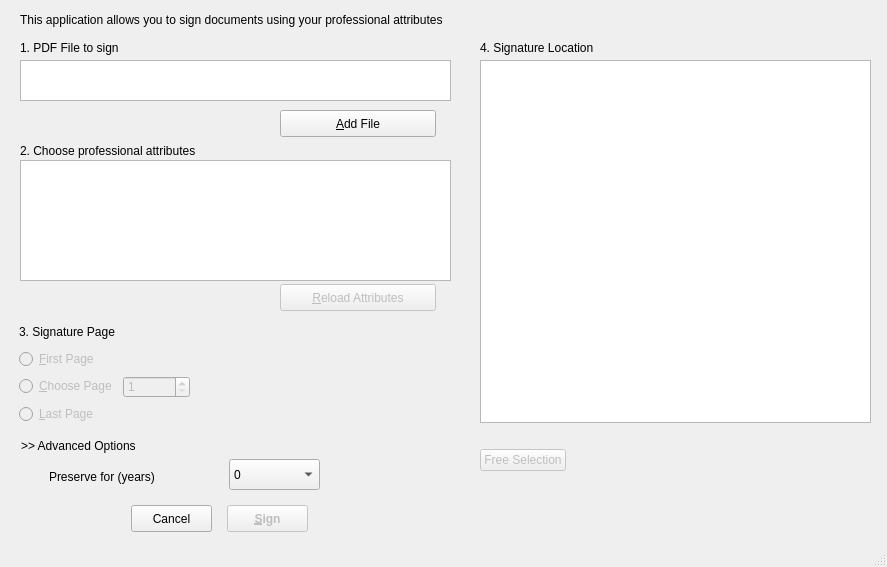
Old version of the form pteid-mw-pt/_src/eidmw/scap-client-v2/scapsignature.ui in the repository amagovpt/autenticacao.gov.
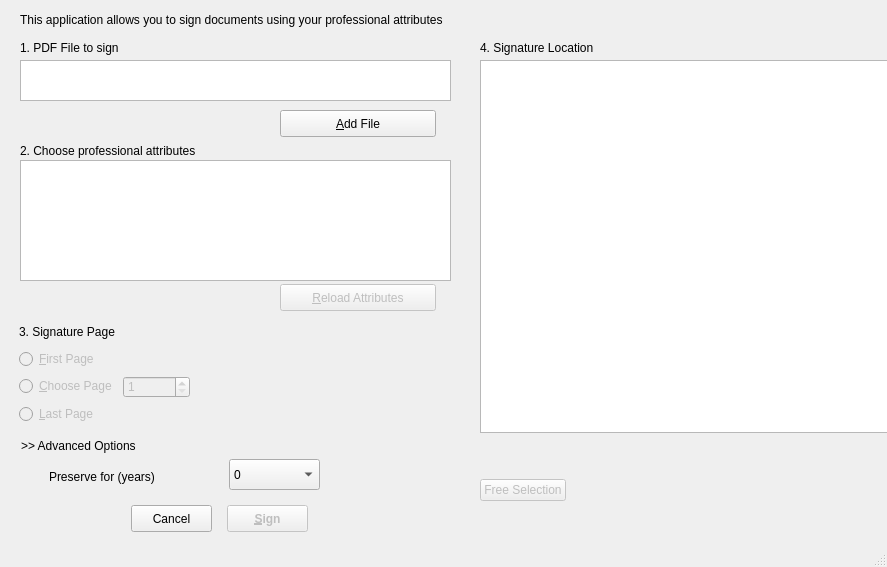
New version of the form. Icons and pictures are not drawn. Custom widgets are drawn as their Qt base class.

Commit message: Fixed Scap Sign PDF label location. Sector and horizontal/vertical labels were in the wrong place

```diff
--- a/pteid-mw-pt/_src/eidmw/scap-client-v2/scapsignature.ui
+++ b/pteid-mw-pt/_src/eidmw/scap-client-v2/scapsignature.ui
@@ -12,7 +12,7 @@
   </property>
   <property name="sizePolicy">
    <sizepolicy hsizetype="Fixed" vsizetype="Fixed">
-    <horstretch>0</horstretch>
+    <horstretch>1</horstretch>
     <verstretch>0</verstretch>
    </sizepolicy>
   </property>
@@ -358,8 +358,8 @@
      <rect>
       <x>480</x>
       <y>60</y>
-      <width>391</width>
-      <height>431</height>
+      <width>467</width>
+      <height>441</height>
      </rect>
     </property>
     <layout class="QVBoxLayout" name="vertical_layout_tab1">
@@ -389,6 +389,22 @@
        </property>
       </widget>
      </item>
+     <item>
+      <widget class="QLabel" name="label_y">
+       <property name="sizePolicy">
+        <sizepolicy hsizetype="Preferred" vsizetype="Maximum">
+         <horstretch>0</horstretch>
+         <verstretch>1</verstretch>
+        </sizepolicy>
+       </property>
+       <property name="text">
+        <string/>
+       </property>
+       <property name="alignment">
+        <set>Qt::AlignLeading</set>
+       </property>
+      </widget>
+     </item>
      <item>
       <widget class="QPushButton" name="pushButton_freeselect">
        <property name="enabled">
@@ -396,7 +412,7 @@
        </property>
        <property name="sizePolicy">
         <sizepolicy hsizetype="Fixed" vsizetype="Fixed">
-         <horstretch>0</horstretch>
+         <horstretch>1</horstretch>
          <verstretch>0</verstretch>
         </sizepolicy>
        </property>
@@ -411,22 +427,6 @@
        </property>
       </widget>
      </item>
-     <item>
-      <widget class="QLabel" name="label_y">
-       <property name="sizePolicy">
-        <sizepolicy hsizetype="Preferred" vsizetype="Maximum">
-         <horstretch>0</horstretch>
-         <verstretch>1</verstretch>
-        </sizepolicy>
-       </property>
-       <property name="text">
-        <string/>
-       </property>
-       <property name="alignment">
-        <set>Qt::AlignLeading</set>
-       </property>
-      </widget>
-     </item>
     </layout>
    </widget>
    <widget class="QLabel" name="label">
```
